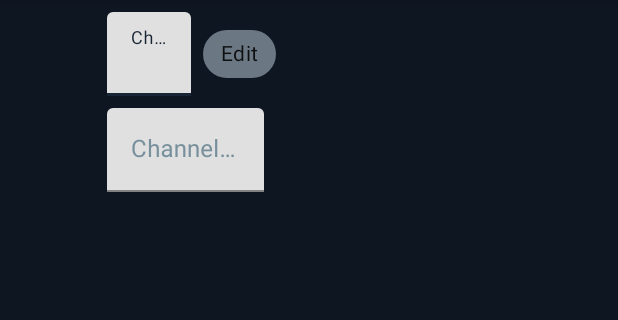
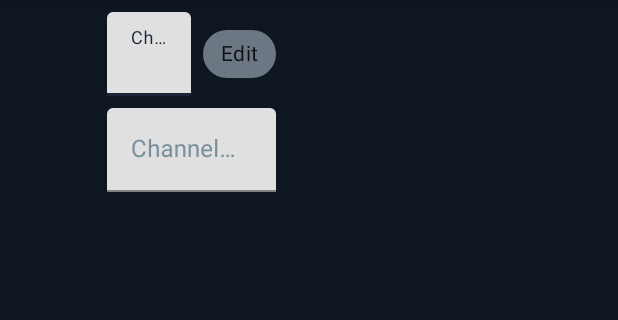
Before and after one commit to FynnMcKracken/MFT, an Android app: the screen it shows after launch (MainActivity), in the side drawer, after a tap on "Expert", on a phone screen of 412 x 824 dp, the part 84-404 px from its top. Run offline under Robolectric (Android 15) with nearby library versions, the phone set to English and light mode, and no system bars; libraries missing offline, so code that uses them is left out: com.github.mikephil.charting.

Commit message:
Fixed connected device layout bug

```diff
--- a/app/src/main/java/de/mckracken/mft/MainActivity.kt
+++ b/app/src/main/java/de/mckracken/mft/MainActivity.kt
@@ -1,6 +1,5 @@
 package de.mckracken.mft
 
-import android.bluetooth.BluetoothDevice
 import android.content.Intent
 import android.os.Bundle
 import android.view.MenuItem
@@ -15,6 +14,7 @@ import androidx.lifecycle.LifecycleOwner
 import androidx.lifecycle.Observer
 import androidx.lifecycle.ViewModelProviders
 import com.google.android.material.navigation.NavigationView
+import de.mckracken.mft.activities.BluetoothActivity
 import de.mckracken.mft.activities.SettingsActivity
 import de.mckracken.mft.fragments.*
 import de.mckracken.mft.manager.DMXManager
@@ -77,8 +77,14 @@ class MainActivity : AppCompatActivity(), NavigationView.OnNavigationItemSelecte
 
     override fun onNavigationItemSelected(item: MenuItem): Boolean {
         when (item.itemId) {
-            R.id.nav_dashboard -> supportFragmentManager.beginTransaction().replace(R.id.fragment_container, HomeFragment( channelsViewModel = ViewModelProviders.of(this).get(ChannelsViewModel::class.java))).commit()
-            R.id.nav_devices -> supportFragmentManager.beginTransaction().replace(R.id.fragment_container, DevicesFragment()).commit()
+            R.id.nav_dashboard -> {
+                val channelsViewModel = ViewModelProviders.of(this).get(ChannelsViewModel::class.java)
+                supportFragmentManager.beginTransaction().replace(R.id.fragment_container, HomeFragment(channelsViewModel)).commit()
+            }
+
+            R.id.nav_devices -> {
+                supportFragmentManager.beginTransaction().replace(R.id.fragment_container, DevicesFragment()).commit()
+            }
 
             R.id.nav_diagnostics -> {
                 val diagnosticsFragmentViewModel = ViewModelProviders.of(this).get(DiagnosticsViewModel::class.java)
@@ -90,11 +96,9 @@ class MainActivity : AppCompatActivity(), NavigationView.OnNavigationItemSelecte
             }
             R.id.nav_settings -> {
                 startActivity(Intent(this, SettingsActivity::class.java))
-
             }
             R.id.nav_bluetooth -> {
-                //TODO: This should be an activity
-                supportFragmentManager.beginTransaction().replace(R.id.fragment_container, NewBluetoothFragment(this)).commit()
+                startActivity(Intent(this, BluetoothActivity::class.java))
             }
         }
         val drawerLayout: DrawerLayout = findViewById(R.id.drawer_layout)
@@ -103,7 +107,4 @@ class MainActivity : AppCompatActivity(), NavigationView.OnNavigationItemSelecte
         return true
     }
 
-    override fun onResume() {
-        super.onResume()
-    }
 }
--- a/app/src/main/java/de/mckracken/mft/manager/NewBluetoothManager.kt
+++ b/app/src/main/java/de/mckracken/mft/manager/NewBluetoothManager.kt
@@ -33,7 +33,6 @@ const val MESSAGE_TOAST: Int = 2
 class NewBluetoothManager (val context: Context, val dmxManager: DMXManager) {
 
     var bluetoothAdapter: BluetoothAdapter? = BluetoothAdapter.getDefaultAdapter()
-    private val brReceiver = CustomBroadcastReceiver(context)
     private val viewModel = ViewModelProviders.of(context as MainActivity).get(MainActivityViewModel::class.java)
     // https://stackoverflow.com/questions/18657427/ioexception-read-failed-socket-might-closed-bluetooth-on-android-4-3
     // Hint: If you are connecting to a Bluetooth serial board then try using the
@@ -54,7 +53,6 @@ class NewBluetoothManager (val context: Context, val dmxManager: DMXManager) {
         if (bluetoothAdapter == null) {
             Toast.makeText(context, "Your Device doesn't support Bluetooth", Toast.LENGTH_SHORT).show()
         }
-        context.registerReceiver(brReceiver, IntentFilter(BluetoothAdapter.ACTION_STATE_CHANGED))
     }
 
     fun bluetoothOn(activity : Activity) {
--- a/app/src/main/res/layout/fragment_expert.xml
+++ b/app/src/main/res/layout/fragment_expert.xml
@@ -32,11 +32,11 @@
             android:layout_height="wrap_content"
             android:hint="Channel data"
             app:layout_constraintStart_toStartOf="@+id/textInputLayout"
-            android:layout_marginEnd="8dp"
             android:textColorHint="@color/colorTextSecondary"
             style="@style/Widget.MaterialComponents.TextInputLayout.FilledBox" android:id="@+id/channelInfoLayout"
             android:layout_marginTop="8dp"
-            app:layout_constraintTop_toBottomOf="@+id/textInputLayout" app:layout_constraintEnd_toEndOf="@+id/edit_chip">
+            app:layout_constraintTop_toBottomOf="@+id/textInputLayout"
+            app:layout_constraintEnd_toEndOf="@+id/edit_chip">
 
         <com.google.android.material.textfield.TextInputEditText
                 android:textColor="@color/edit_text_color"
--- a/app/src/main/res/layout/nav_header_main.xml
+++ b/app/src/main/res/layout/nav_header_main.xml
@@ -30,7 +30,7 @@
 
     <androidx.constraintlayout.widget.ConstraintLayout
             android:layout_width="match_parent"
-            android:layout_height="wrap_content" android:id="@+id/bluetooth_connected" tools:visibility="visible">
+            android:layout_height="wrap_content" android:id="@+id/bluetooth_connected" tools:visibility="gone">
 
         <TextView
                 android:layout_width="wrap_content"
@@ -40,7 +40,6 @@
                 android:visibility="visible" app:layout_constraintTop_toTopOf="parent"
                 app:layout_constraintStart_toStartOf="parent"/>
         <TextView
-                android:text="TextView"
                 android:layout_width="wrap_content"
                 android:layout_height="wrap_content" android:id="@+id/connected_device_text_view"
                 app:layout_constraintStart_toEndOf="@+id/bluetooth_connection_status" android:layout_marginStart="8dp"
--- a/app/src/main/res/values/dimens.xml
+++ b/app/src/main/res/values/dimens.xml
@@ -3,6 +3,6 @@
     <dimen name="activity_horizontal_margin">16dp</dimen>
     <dimen name="activity_vertical_margin">16dp</dimen>
     <dimen name="fab_margin">16dp</dimen>
-    <dimen name="nav_header_vertical_spacing">8dp</dimen>
+    <dimen name="nav_header_vertical_spacing">16dp</dimen>
     <dimen name="nav_header_height">176dp</dimen>
 </resources>
--- a/app/src/main/res/values/strings.xml
+++ b/app/src/main/res/values/strings.xml
@@ -1,11 +1,12 @@
 <resources>
-    <string name="app_name">MFT</string>
+    <string name="app_name">Multinox</string>
     <string name="title_home">Home</string>
     <string name="title_bluetooth">Bluetooth</string>
     <string name="title_list">List</string>
-    <string name="bluetooth_devices">Sichtbare Geräte</string>
+    <string name="bluetooth_devices">Available Devices</string>
     <string name="title_activity_add_device">AddDeviceActivity</string>
     <string name="title_activity_main">Multinox</string>
+    <string name="title_activity_bluetooth">Bluetooth</string>
 
     <string name="navigation_drawer_open">Open navigation drawer</string>
     <string name="navigation_drawer_close">Close navigation drawer</string>
--- a/app/src/main/res/xml/root_preferences.xml
+++ b/app/src/main/res/xml/root_preferences.xml
@@ -45,7 +45,7 @@
                 app:summaryOff="@string/art_net_summary_off"/>
 
         <EditTextPreference
-                app:key="attachment"
+                app:key="ip_adress"
                 app:title="@string/art_net_ip"
                 app:dependency="art_net"
                 app:useSimpleSummaryProvider="true"/>
```
Also changed, not shown: app/src/main/java/de/mckracken/mft/activities/SettingsActivity.kt (+9 -5 lines), app/src/main/java/de/mckracken/mft/fragments/BluetoothFragment.kt (+7 -7 lines), app/src/main/java/de/mckracken/mft/fragments/ExpertFragment.kt (+6 -3 lines).
